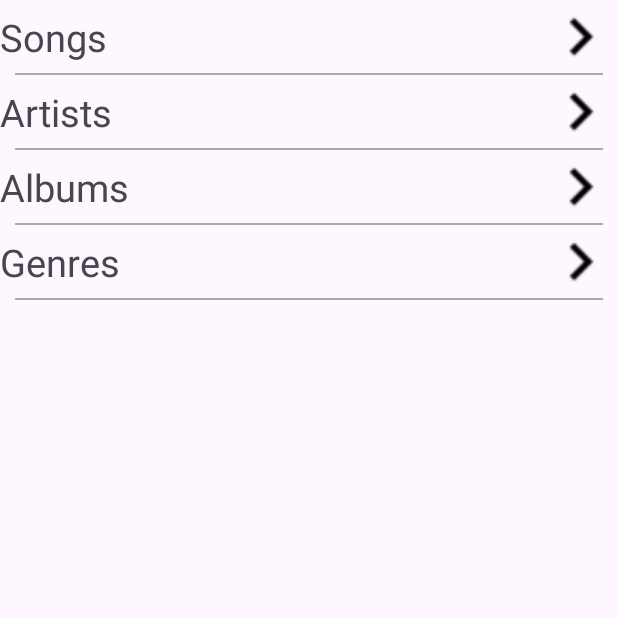
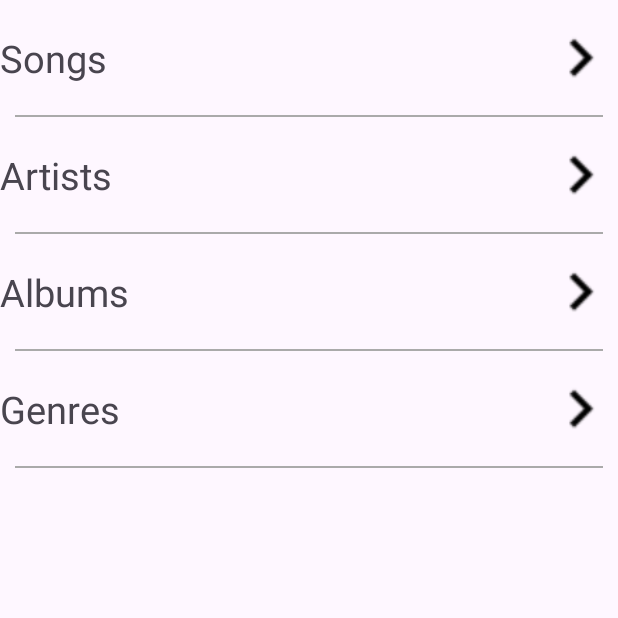
Before and after one commit to agent019/Musical, an Android app: the screen it shows after launch (MainActivity), on a phone screen of 412 x 824 dp, the top half of it. Run offline under Robolectric (Android 15) with nearby library versions, the phone set to English and light mode, and no system bars; our stand-ins replace navigation-ui.

Commit message:
Canned data, dark theme, and larger menu items

```diff
--- a/app/src/main/java/com/agent/musical/MainActivity.java
+++ b/app/src/main/java/com/agent/musical/MainActivity.java
@@ -87,7 +87,7 @@ public class MainActivity extends AppCompatActivity /*implements MediaController
     }
 
     public void populateSongList() {
-        //Retrieve song info
+        /*//Retrieve song info
         ContentResolver musicResolver = getContentResolver();
         Cursor musicCursor = musicResolver.query(android.provider.MediaStore.Audio.Media.EXTERNAL_CONTENT_URI, null, null, null, null);
         if (musicCursor != null && musicCursor.moveToFirst()) {
@@ -134,7 +134,17 @@ public class MainActivity extends AppCompatActivity /*implements MediaController
             }
             while (musicCursor.moveToNext());
             musicCursor.close();
-        }
+        }*/
+        songList.add(new Song(1, "Sample song A", "Artist A", 101, "Sample Album A", 1001, "Hip-Hop/Rap", 260));
+        songList.add(new Song(2, "Sample song B", "Artist A", 101, "Sample Album A", 1001, "EDM", 260));
+        songList.add(new Song(3, "Sample song C", "Artist A", 101, "Sample Album B", 1002, "Hip-Hop/Rap", 260));
+        songList.add(new Song(4, "Sample song D", "Artist B", 102, "Sample Album C", 1003, "Hip-Hop/Rap", 260));
+        songList.add(new Song(5, "Sample song E", "Artist B", 102, "Sample Album C", 1003, "Pop", 260));
+        songList.add(new Song(6, "Sample song F", "Artist B", 102, "Sample Album C", 1003, "Pop", 260));
+        songList.add(new Song(7, "Sample song G", "Artist C", 103, "Sample Album D", 1004, "Pop", 260));
+        songList.add(new Song(8, "Sample song H", "Artist D", 104, "Sample Album E", 1005, "Hip-Hop/Rap", 260));
+        songList.add(new Song(9, "Sample song I", "Artist E", 105, "Sample Album E", 1005, "EDM", 260));
+        songList.add(new Song(10, "Sample song J", "Artist E", 105, "Sample Album F", 1006, "EDM", 260));
     }
 
     @Override
--- a/app/src/main/res/layout/menu_item_view.xml
+++ b/app/src/main/res/layout/menu_item_view.xml
@@ -2,7 +2,7 @@
 <RelativeLayout xmlns:android="http://schemas.android.com/apk/res/android"
     android:orientation="vertical"
     android:layout_width="match_parent"
-    android:layout_height="50dp">
+    android:layout_height="78dp">
 
     <TextView
         android:id="@+id/menu_item_text"
--- a/app/src/main/res/layout/song_view.xml
+++ b/app/src/main/res/layout/song_view.xml
@@ -1,7 +1,7 @@
 <?xml version="1.0" encoding="utf-8"?>
 <RelativeLayout xmlns:android="http://schemas.android.com/apk/res/android"
     android:layout_width="fill_parent"
-    android:layout_height="50dp"
+    android:layout_height="78dp"
     android:orientation="vertical"
     android:weightSum="1">
 
--- a/app/src/main/res/values-night/themes.xml
+++ b/app/src/main/res/values-night/themes.xml
@@ -2,13 +2,13 @@
     <!-- Base application theme. -->
     <style name="Theme.Musical" parent="Theme.MaterialComponents.DayNight.DarkActionBar">
         <!-- Primary brand color. -->
-        <item name="colorPrimary">@color/purple_200</item>
-        <item name="colorPrimaryVariant">@color/purple_700</item>
-        <item name="colorOnPrimary">@color/black</item>
+        <item name="colorPrimary">#BB86FC</item>
+        <item name="colorPrimaryVariant">#3700B3</item>
+        <item name="colorOnPrimary">#000000</item>
         <!-- Secondary brand color. -->
-        <item name="colorSecondary">@color/teal_200</item>
-        <item name="colorSecondaryVariant">@color/teal_200</item>
-        <item name="colorOnSecondary">@color/black</item>
+        <item name="colorSecondary">#03DAC6</item>
+        <item name="colorSecondaryVariant">#03DAC6</item>
+        <item name="colorOnSecondary">#000000</item>
         <!-- Status bar color. -->
         <item name="android:statusBarColor">?attr/colorPrimaryVariant</item>
         <!-- Customize your theme here. -->
@@ -16,6 +16,17 @@
     <!-- Base application theme. -->
     <style name="Base.Theme.Musical" parent="Theme.Material3.DayNight.NoActionBar">
         <!-- Customize your dark theme here. -->
-        <!-- <item name="colorPrimary">@color/my_dark_primary</item> -->
+        <item name="colorPrimary">#BB86FC</item>
+        <item name="colorPrimaryVariant">#3700B3</item>
+        <item name="colorSecondary">#03DAC6</item>
+        <item name="colorSecondaryVariant">#03DAC6</item>
+        <item name="android:colorBackground">#121212</item>
+        <item name="colorSurface">#121212</item>
+        <item name="colorError">#CF6679</item>
+        <item name="colorOnPrimary">#000000</item>
+        <item name="colorOnSecondary">#000000</item>
+        <item name="colorOnBackground">#FFFFFF</item>
+        <item name="colorOnSurface">#FFFFFF</item>
+        <item name="colorOnError">#000000</item>
     </style>
 </resources>
```
